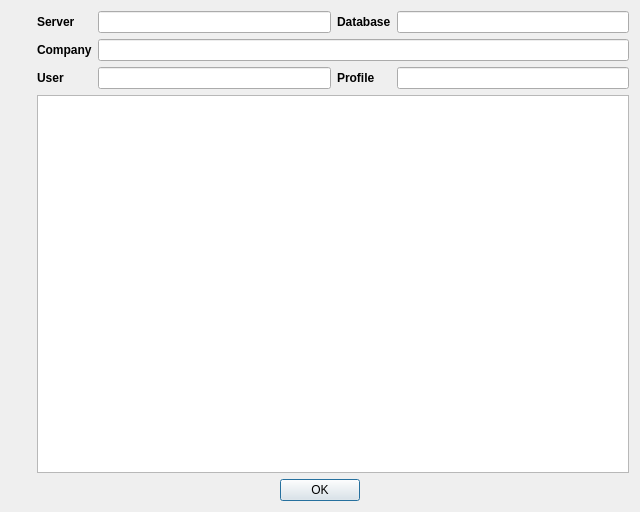
Before: the Qt Designer form App/Ui/SystemInfoDialog.ui in paolodestefani/pySagra, drawn with Qt 5.
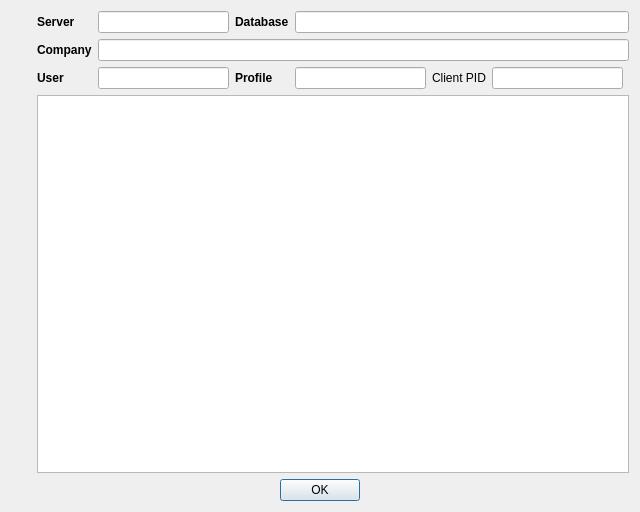
After: the same form once the commit is applied.

What changed in the file:
```diff
--- a/App/Ui/SystemInfoDialog.ui
+++ b/App/Ui/SystemInfoDialog.ui
@@ -43,7 +43,70 @@
      <item>
       <layout class="QVBoxLayout" name="verticalLayout">
        <item>
-        <layout class="QGridLayout" name="gridLayout">
+        <layout class="QGridLayout" name="gridLayout" columnstretch="0,0,0,0,0,0,0">
+         <item row="2" column="2">
+          <widget class="QLabel" name="labelProfile">
+           <property name="font">
+            <font>
+             <bold>true</bold>
+            </font>
+           </property>
+           <property name="text">
+            <string>Profile</string>
+           </property>
+          </widget>
+         </item>
+         <item row="0" column="1">
+          <widget class="QLineEdit" name="lineEditServer">
+           <property name="sizePolicy">
+            <sizepolicy hsizetype="MinimumExpanding" vsizetype="Fixed">
+             <horstretch>0</horstretch>
+             <verstretch>0</verstretch>
+            </sizepolicy>
+           </property>
+           <property name="font">
+            <font>
+             <bold>false</bold>
+            </font>
+           </property>
+           <property name="text">
+            <string/>
+           </property>
+           <property name="readOnly">
+            <bool>true</bool>
+           </property>
+          </widget>
+         </item>
+         <item row="0" column="3" colspan="4">
+          <widget class="QLineEdit" name="lineEditDatabase">
+           <property name="sizePolicy">
+            <sizepolicy hsizetype="MinimumExpanding" vsizetype="Fixed">
+             <horstretch>0</horstretch>
+             <verstretch>0</verstretch>
+            </sizepolicy>
+           </property>
+           <property name="font">
+            <font>
+             <bold>false</bold>
+            </font>
+           </property>
+           <property name="readOnly">
+            <bool>true</bool>
+           </property>
+          </widget>
+         </item>
+         <item row="1" column="1" colspan="6">
+          <widget class="QLineEdit" name="lineEditCompany">
+           <property name="font">
+            <font>
+             <bold>false</bold>
+            </font>
+           </property>
+           <property name="readOnly">
+            <bool>true</bool>
+           </property>
+          </widget>
+         </item>
          <item row="1" column="0">
           <widget class="QLabel" name="labelCompany">
            <property name="font">
@@ -56,30 +119,6 @@
            </property>
           </widget>
          </item>
-         <item row="2" column="3">
-          <widget class="QLineEdit" name="lineEditProfile">
-           <property name="font">
-            <font>
-             <bold>false</bold>
-            </font>
-           </property>
-           <property name="readOnly">
-            <bool>true</bool>
-           </property>
-          </widget>
-         </item>
-         <item row="0" column="0">
-          <widget class="QLabel" name="labelServer">
-           <property name="font">
-            <font>
-             <bold>true</bold>
-            </font>
-           </property>
-           <property name="text">
-            <string>Server</string>
-           </property>
-          </widget>
-         </item>
          <item row="2" column="0">
           <widget class="QLabel" name="labelUser">
            <property name="font">
@@ -92,20 +131,14 @@
            </property>
           </widget>
          </item>
-         <item row="0" column="3">
-          <widget class="QLineEdit" name="lineEditDatabase">
-           <property name="font">
-            <font>
-             <bold>false</bold>
-            </font>
+         <item row="2" column="3">
+          <widget class="QLineEdit" name="lineEditProfile">
+           <property name="sizePolicy">
+            <sizepolicy hsizetype="MinimumExpanding" vsizetype="Fixed">
+             <horstretch>0</horstretch>
+             <verstretch>0</verstretch>
+            </sizepolicy>
            </property>
-           <property name="readOnly">
-            <bool>true</bool>
-           </property>
-          </widget>
-         </item>
-         <item row="2" column="1">
-          <widget class="QLineEdit" name="lineEditUser">
            <property name="font">
             <font>
              <bold>false</bold>
@@ -128,42 +161,53 @@
            </property>
           </widget>
          </item>
-         <item row="2" column="2">
-          <widget class="QLabel" name="labelProfile">
+         <item row="2" column="4">
+          <widget class="QLabel" name="labelPID">
+           <property name="text">
+            <string>Client PID</string>
+           </property>
+          </widget>
+         </item>
+         <item row="2" column="5">
+          <widget class="QLineEdit" name="lineEditPID">
+           <property name="sizePolicy">
+            <sizepolicy hsizetype="MinimumExpanding" vsizetype="Fixed">
+             <horstretch>0</horstretch>
+             <verstretch>0</verstretch>
+            </sizepolicy>
+           </property>
+           <property name="readOnly">
+            <bool>true</bool>
+           </property>
+          </widget>
+         </item>
+         <item row="2" column="1">
+          <widget class="QLineEdit" name="lineEditUser">
+           <property name="sizePolicy">
+            <sizepolicy hsizetype="MinimumExpanding" vsizetype="Fixed">
+             <horstretch>0</horstretch>
+             <verstretch>0</verstretch>
+            </sizepolicy>
+           </property>
+           <property name="font">
+            <font>
+             <bold>false</bold>
+            </font>
+           </property>
+           <property name="readOnly">
+            <bool>true</bool>
+           </property>
+          </widget>
+         </item>
+         <item row="0" column="0">
+          <widget class="QLabel" name="labelServer">
            <property name="font">
             <font>
              <bold>true</bold>
             </font>
            </property>
            <property name="text">
-            <string>Profile</string>
-           </property>
-          </widget>
-         </item>
-         <item row="0" column="1">
-          <widget class="QLineEdit" name="lineEditServer">
-           <property name="font">
-            <font>
-             <bold>false</bold>
-            </font>
-           </property>
-           <property name="text">
-            <string/>
-           </property>
-           <property name="readOnly">
-            <bool>true</bool>
-           </property>
-          </widget>
-         </item>
-         <item row="1" column="1" colspan="3">
-          <widget class="QLineEdit" name="lineEditCompany">
-           <property name="font">
-            <font>
-             <bold>false</bold>
-            </font>
-           </property>
-           <property name="readOnly">
-            <bool>true</bool>
+            <string>Server</string>
            </property>
           </widget>
          </item>
```
